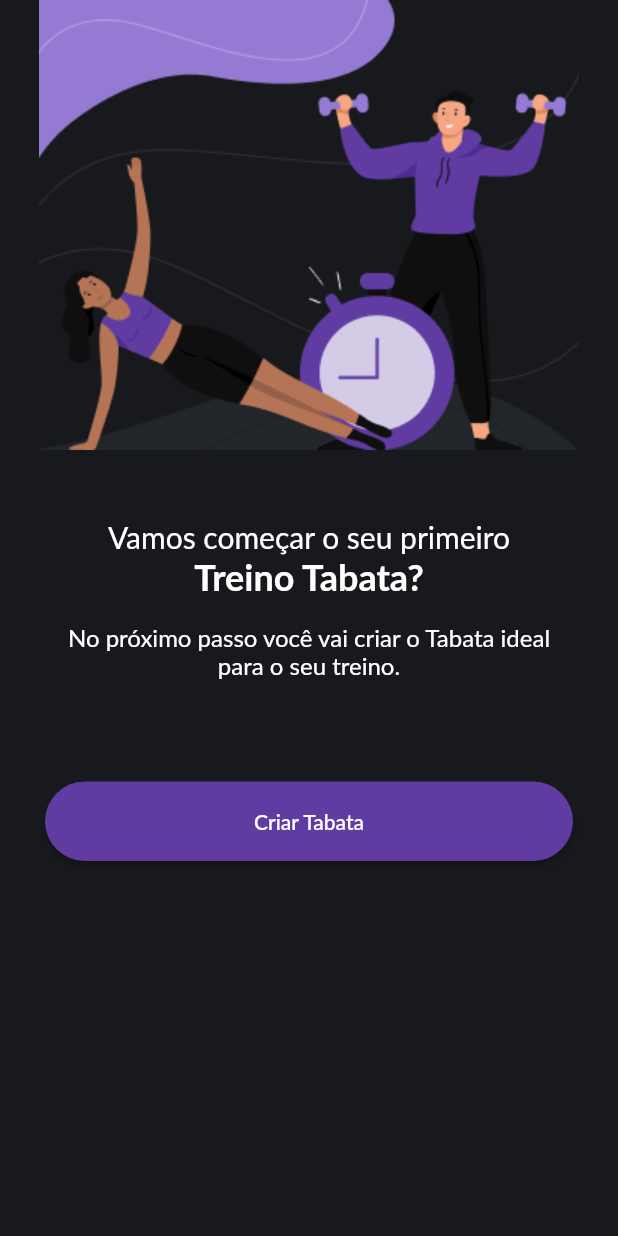
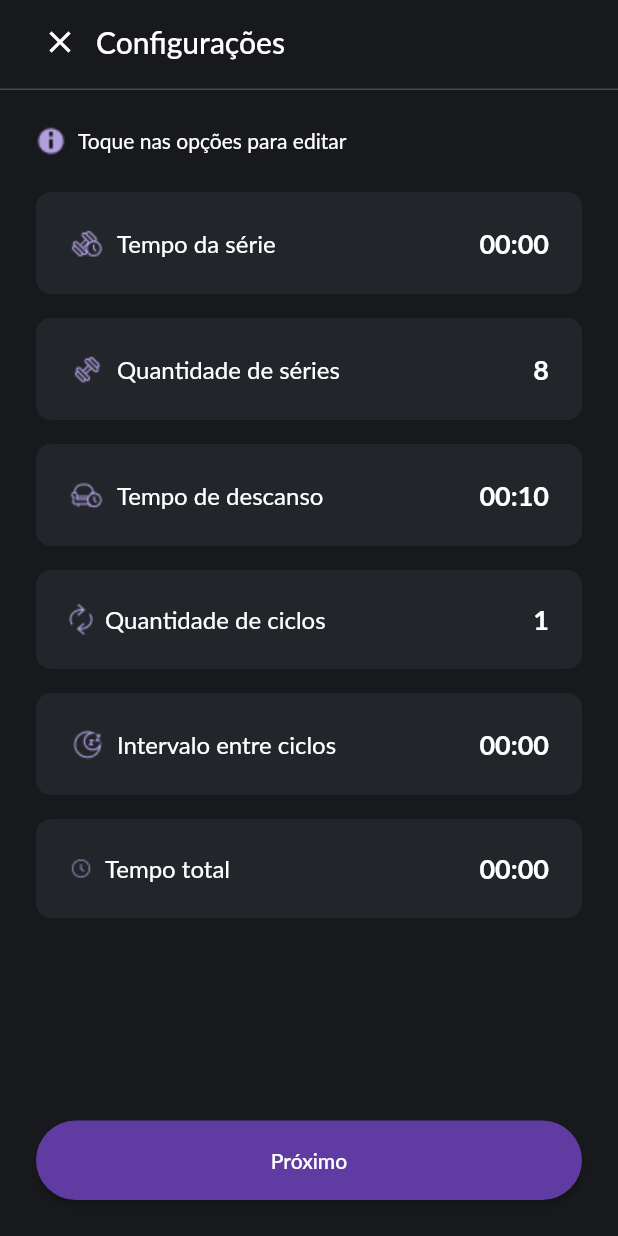
Before and after one commit to Lennoard/pacoquinha, a Flutter app: the screen it shows after launch, after a tap on "Criar Tabata", on a phone screen of 412 x 824 dp. Run offline on Flutter 3.47's test engine with Material 2 defaults, Android fonts, the light colour scheme and no system bars; our stand-ins replace firebase_core, lottie; accounts and stored records are empty; Roboto replaces fonts that are missing (Lato).

Commit message:
add: change setting page

```diff
--- a/lib/constants/routes.dart
+++ b/lib/constants/routes.dart
@@ -1,2 +1,3 @@
 const homeRoute = '/home/';
 const splashRoute = '/splash/';
+const changeSettingsRoute = '/change-settings/';
--- /dev/null
+++ b/lib/features/settings/presentation/pages/change_settings.dart
@@ -0,0 +1,94 @@
+import 'package:flutter/material.dart';
+import 'package:tabata/common/widgets/button.dart';
+import 'package:tabata/common/widgets/confirmation_bottom_sheet.dart';
+import 'package:tabata/features/settings/presentation/widgets/info_hint.dart';
+import 'package:tabata/features/settings/presentation/widgets/row_input.dart';
+
+class ChangeSettingsPage extends StatelessWidget {
+  const ChangeSettingsPage({Key? key}) : super(key: key);
+
+  @override
+  Widget build(BuildContext context) {
+    return Scaffold(
+      appBar: PreferredSize(
+        preferredSize: const Size.fromHeight(60),
+        child: AppBar(
+          shape: const Border(
+            bottom: BorderSide(
+              color: Color(0xff454c54),
+              width: 1,
+            ),
+          ),
+          backgroundColor: Colors.transparent,
+          elevation: 0,
+          title: Row(
+            children: [
+              IconButton(
+                onPressed: () {},
+                icon: const Icon(Icons.close),
+              ),
+              const Text(
+                "Configurações",
+                textAlign: TextAlign.center,
+              ),
+            ],
+          ),
+        ),
+      ),
+      body: Padding(
+        padding: const EdgeInsets.all(24.0),
+        child: Column(
+          mainAxisAlignment: MainAxisAlignment.spaceBetween,
+          children: [
+            Column(
+              children: const [
+                InfoHint(),
+                RowInput(
+                  iconPath: 'assets/icons/ic_workout_time_colored.png',
+                  label: "Tempo da série",
+                  value: "00:00",
+                ),
+                RowInput(
+                  iconPath: 'assets/icons/ic_series.png',
+                  label: "Quantidade de séries",
+                  value: "8",
+                ),
+                RowInput(
+                  iconPath: 'assets/icons/ic_rest_colored_alt.png',
+                  label: "Tempo de descanso",
+                  value: "00:10",
+                ),
+                RowInput(
+                  iconPath: 'assets/icons/ic_cicle_colored.png',
+                  label: "Quantidade de ciclos",
+                  value: "1",
+                ),
+                RowInput(
+                  iconPath: 'assets/icons/ic_interval.png',
+                  label: "Intervalo entre ciclos",
+                  value: "00:00",
+                ),
+                RowInput(
+                  iconPath: 'assets/icons/ic_time_colored.png',
+                  label: "Tempo total",
+                  value: "00:00",
+                ),
+              ],
+            ),
+            Button(
+              text: "Próximo",
+              onPressed: () => showConfirmationBottomSheet(
+                context: context,
+                title: "Tem certeza que deseja sair?",
+                body: "Ao sair, as alterações realizadas não serão salvas.",
+                confirmLabel: "Confirmar",
+                denyLabel: "Voltar",
+                imagePath: 'assets/images/warning.png',
+              ),
+            ),
+          ],
+        ),
+      ),
+    );
+  }
+}
--- a/lib/features/settings/presentation/pages/first_access.dart
+++ b/lib/features/settings/presentation/pages/first_access.dart
@@ -1,10 +1,16 @@
 import 'package:flutter/material.dart';
 import 'package:tabata/common/widgets/button.dart';
+import 'package:tabata/constants/routes.dart';
 
 class FirstAccessPage extends StatelessWidget {
   const FirstAccessPage({Key? key}) : super(key: key);
 
-  void navigateToChangeSettings() {}
+  void navigateToChangeSettings(BuildContext context) {
+    Navigator.of(context).pushNamedAndRemoveUntil(
+      changeSettingsRoute,
+      (_) => false,
+    );
+  }
 
   @override
   Widget build(BuildContext context) {
@@ -50,7 +56,7 @@ class FirstAccessPage extends StatelessWidget {
                   padding: const EdgeInsets.only(top: 68.0),
                   child: Button(
                     text: "Criar Tabata",
-                    onPressed: navigateToChangeSettings,
+                    onPressed: () => navigateToChangeSettings(context),
                   ),
                 ),
               ],
--- /dev/null
+++ b/lib/features/settings/presentation/widgets/info_hint.dart
@@ -0,0 +1,24 @@
+import 'package:flutter/material.dart';
+
+class InfoHint extends StatelessWidget {
+  const InfoHint({Key? key}) : super(key: key);
+
+  @override
+  Widget build(BuildContext context) {
+    return Padding(
+      padding: const EdgeInsets.only(bottom: 24.0),
+      child: Row(
+        children: [
+          Image.asset(
+            "assets/icons/ic_info_colored.png",
+            scale: 0.8,
+          ),
+          const Padding(
+            padding: EdgeInsets.only(left: 8.0),
+            child: Text("Toque nas opções para editar"),
+          ),
+        ],
+      ),
+    );
+  }
+}
--- /dev/null
+++ b/lib/features/settings/presentation/widgets/row_input.dart
@@ -0,0 +1,56 @@
+import 'package:flutter/material.dart';
+
+class RowInput extends StatelessWidget {
+  final String iconPath;
+  final String label;
+  final String value;
+
+  const RowInput({
+    Key? key,
+    required this.iconPath,
+    required this.label,
+    required this.value,
+  }) : super(key: key);
+
+  @override
+  Widget build(BuildContext context) {
+    return Padding(
+      padding: const EdgeInsets.only(bottom: 16.0),
+      child: Container(
+        decoration: BoxDecoration(
+          borderRadius: BorderRadius.circular(10),
+          color: const Color(0XFF22262A),
+        ),
+        child: Padding(
+          padding: const EdgeInsets.all(22.0),
+          child: Row(
+            mainAxisAlignment: MainAxisAlignment.spaceBetween,
+            children: [
+              Row(
+                children: [
+                  Image.asset(iconPath),
+                  Padding(
+                    padding: const EdgeInsets.only(left: 8.0),
+                    child: Text(
+                      label,
+                      style: const TextStyle(
+                        fontSize: 16,
+                      ),
+                    ),
+                  ),
+                ],
+              ),
+              Text(
+                value,
+                style: const TextStyle(
+                  fontSize: 18,
+                  fontWeight: FontWeight.bold,
+                ),
+              ),
+            ],
+          ),
+        ),
+      ),
+    );
+  }
+}
--- a/lib/main.dart
+++ b/lib/main.dart
@@ -1,5 +1,6 @@
 import 'package:flutter/material.dart';
 import 'package:tabata/constants/routes.dart';
+import 'package:tabata/features/settings/presentation/pages/change_settings.dart';
 import 'package:tabata/screens/home_screen/home_screen.dart';
 import 'package:tabata/screens/splash_screen/splash_screen.dart';
 import 'package:tabata/theme/tabata_theme.dart';
@@ -21,6 +22,7 @@ class MyApp extends StatelessWidget {
       home: const SplashScreen(),
       routes: {
         homeRoute: (context) => const HomeScreen(),
+        changeSettingsRoute: (context) => const ChangeSettingsPage(),
       },
     );
   }
--- a/pubspec.yaml
+++ b/pubspec.yaml
@@ -63,6 +63,8 @@ flutter:
   assets:
     - assets/imagery/
     - assets/lottie/
+    - assets/icons/
+    - assets/images/
     # - images/a_dot_ham.jpeg
 
   # An image asset can refer to one or more resolution-specific "variants", see
```
Also changed, not shown: lib/common/widgets/confirmation_bottom_sheet.dart (added, +81 -0 lines), assets/icons/ic_cicle_colored.png (added).
